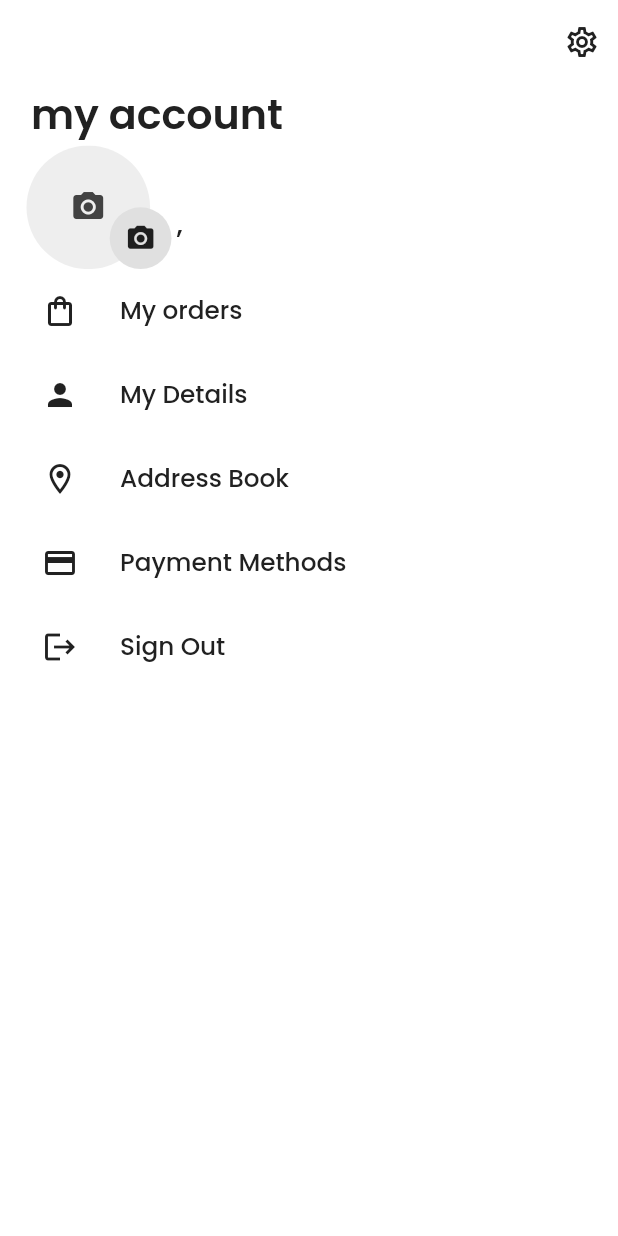
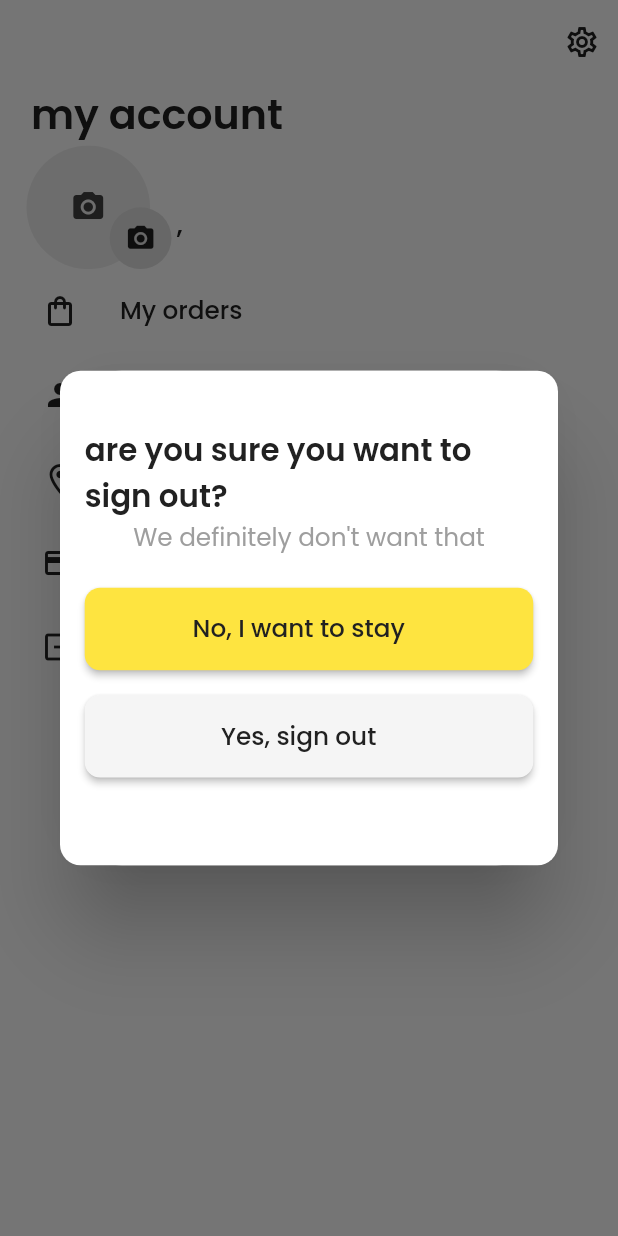
Before and after one commit to panchaniurvisha/ulmo_e_commerce, a Flutter app: the AccountScreen screen opened directly, after a tap on the "logout" icon, on a phone screen of 412 x 824 dp. Run offline on Flutter 3.47's test engine with Material 2 defaults, Android fonts, the phone set to English and light mode, and no system bars; our stand-ins replace cloud_firestore, firebase_auth, firebase_core, firebase_storage, fluttertoast, google_sign_in and 2 more; accounts and stored records are empty.

Commit message:
"9/7/2023"

```diff
--- a/lib/main.dart
+++ b/lib/main.dart
@@ -1,6 +1,6 @@
 import 'package:firebase_core/firebase_core.dart';
 import 'package:flutter/material.dart';
-import 'package:ulmo_e_commerce_app/view/new_review_screen.dart';
+import 'package:ulmo_e_commerce_app/view/account_screen.dart';
 
 void main() async {
   WidgetsFlutterBinding.ensureInitialized();
@@ -20,6 +20,6 @@ class MyApp extends StatelessWidget {
           primarySwatch: Colors.blue,
         ),
         debugShowCheckedModeBanner: false,
-        home: const NewReviewScreen());
+        home: const AccountScreen());
   }
 }
--- a/lib/res/constant/app_string.dart
+++ b/lib/res/constant/app_string.dart
@@ -271,7 +271,10 @@ class AppString {
   static const paymentMethods = "Payment Methods";
   static const signOut = "Sign Out";
   static const profilePhoto = "Profile photo";
-
+  static const titleOfButton = "No, I want to stay";
+  static const signOutButton = "Yes, sign out";
+  static const sureSignOut = "are you sure you want to sign out?";
+  static const notSignOut = "We definitely don't want that";
   //MyDetails Screen
   static const titleOFDetails = "My Details";
 
--- a/lib/view/account_screen.dart
+++ b/lib/view/account_screen.dart
@@ -8,6 +8,7 @@ import 'package:image_picker/image_picker.dart';
 import 'package:ulmo_e_commerce_app/view/address_book_screen.dart';
 
 import '../model/first_screen_model.dart';
+import '../res/common/app_elevated_button.dart';
 import '../res/common/app_text.dart';
 import '../res/constant/app_colors.dart';
 import '../res/constant/app_images.dart';
@@ -266,7 +267,76 @@ class _AccountScreenState extends State<AccountScreen> {
                                 )
                               : IconButton(
                                   onPressed: () {
-                                    firebaseAuth.signOut();
+                                    showDialog(
+                                        context: context,
+                                        builder: (BuildContext context) {
+                                          return Dialog(
+                                            shape: RoundedRectangleBorder(
+                                              borderRadius:
+                                                  BorderRadius.circular(
+                                                width / 10,
+                                              ),
+                                            ),
+                                            child: Container(
+                                              height: height / 2.5,
+                                              decoration: BoxDecoration(
+                                                borderRadius:
+                                                    BorderRadius.circular(
+                                                        height / 60),
+                                                color: AppColors.skyWhite,
+                                              ),
+                                              child: Padding(
+                                                padding:
+                                                    EdgeInsets.all(height / 50),
+                                                child: Column(
+                                                  children: [
+                                                    SizedBox(
+                                                      height: height / 40,
+                                                    ),
+                                                    AppText(
+                                                      text:
+                                                          AppString.sureSignOut,
+                                                      fontWeight:
+                                                          FontWeight.w600,
+                                                      fontSize: height / 40,
+                                                    ),
+                                                    AppText(
+                                                      text:
+                                                          AppString.notSignOut,
+                                                      color: AppColors.gray,
+                                                      fontSize: height / 50,
+                                                    ),
+                                                    SizedBox(
+                                                      height: height / 40,
+                                                    ),
+                                                    AppElevatedButton(
+                                                        sizeBox:
+                                                            const SizedBox(),
+                                                        text: AppString
+                                                            .titleOfButton,
+                                                        onPressed: () =>
+                                                            Navigator.pop(
+                                                                context)),
+                                                    SizedBox(
+                                                      height: height / 50,
+                                                    ),
+                                                    AppElevatedButton(
+                                                      color: AppColors.white,
+                                                      sizeBox: const SizedBox(),
+                                                      text: AppString
+                                                          .signOutButton,
+                                                      onPressed: () {
+                                                        firebaseAuth.signOut();
+                                                        Navigator.pop(context);
+                                                      },
+                                                    )
+                                                  ],
+                                                ),
+                                              ),
+                                            ),
+                                          );
+                                        });
+                                    // firebaseAuth.signOut();
                                   },
                                   icon: const Icon(
                                     Icons.logout,
```
Also changed, not shown: lib/res/common/row_app_bar.dart (+23 -23 lines).
